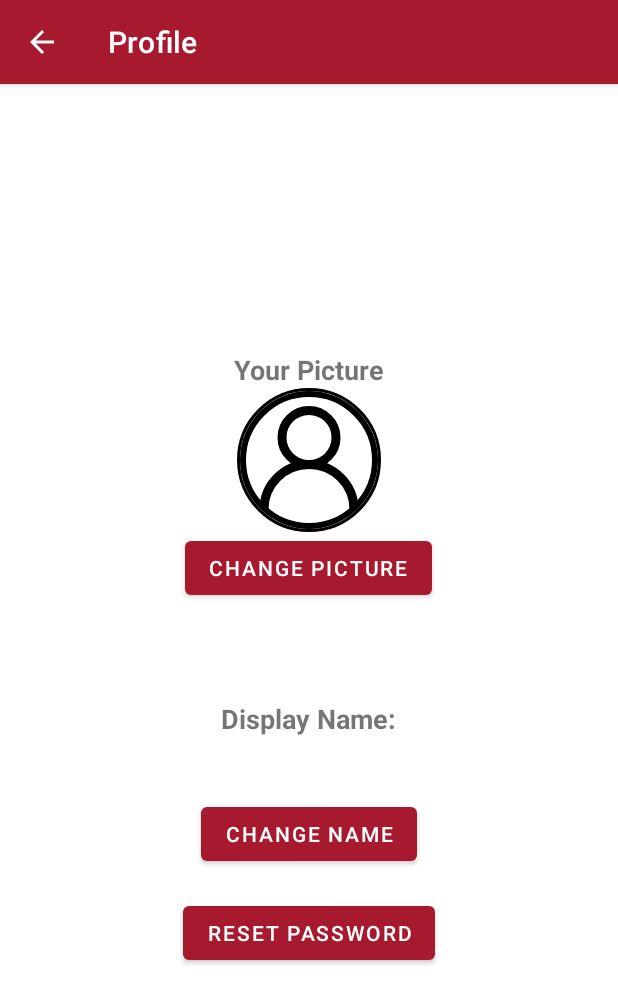
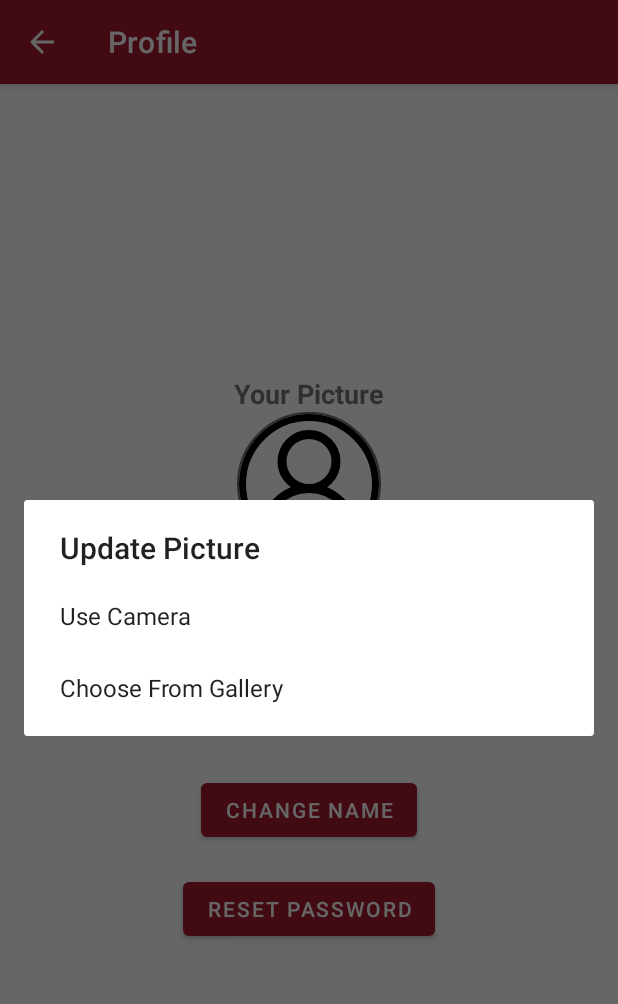
Before and after one commit to rsehmbi/hubspot, an Android app: the ProfileActivity screen opened directly, with no data from a screen before it, after a tap on "CHANGE PICTURE", on a phone screen of 412 x 824 dp. Shown: the top 1004 px of the screen. Run offline under Robolectric (Android 15) with nearby library versions, the phone set to English and light mode, and no system bars; our stand-ins replace CircleImageView, Firebase (no records; nobody signed in at launch, a user with empty details on screens opened directly), Picasso; pictures from the network do not load; 1 statement that could not run was skipped.

Commit message:
Add profile picture updating and loading functionality

```diff
--- a/app/build.gradle
+++ b/app/build.gradle
@@ -56,9 +56,11 @@ dependencies {
     // Add the dependency for the Firebase SDK for Google Analytics
     // When using the BoM, don't specify versions in Firebase dependencies
     implementation 'com.google.firebase:firebase-analytics-ktx'
+    implementation 'com.google.firebase:firebase-storage-ktx'
     implementation 'com.google.firebase:firebase-auth-ktx:21.0.1'
     implementation 'com.google.firebase:firebase-common-ktx:20.0.0'
     implementation 'com.google.firebase:firebase-database'
+    implementation 'androidx.exifinterface:exifinterface:1.3.3'
 
     testImplementation 'junit:junit:4.13.2'
     androidTestImplementation 'androidx.test.ext:junit:1.1.3'
@@ -79,6 +81,8 @@ dependencies {
     implementation "com.google.android.gms:play-services-location:20.0.0"
     implementation 'com.google.code.gson:gson:2.8.5'
 
+    implementation 'de.hdodenhof:circleimageview:3.1.0'
+
     // Retrofit
     implementation 'com.squareup.retrofit2:retrofit:2.9.0'
     implementation 'com.squareup.retrofit2:converter-gson:2.6.0'
--- a/app/src/main/java/com/example/hubspot/auth/AuthRepository.kt
+++ b/app/src/main/java/com/example/hubspot/auth/AuthRepository.kt
@@ -1,10 +1,12 @@
 package com.example.hubspot.auth
 
 import android.graphics.Bitmap
+import android.net.Uri
 import androidx.lifecycle.MutableLiveData
 import com.example.hubspot.models.User
 import com.google.android.gms.tasks.Task
 import com.google.firebase.FirebaseTooManyRequestsException
+import com.google.firebase.auth.FirebaseAuth
 import com.google.firebase.auth.FirebaseAuthException
 import com.google.firebase.auth.UserProfileChangeRequest
 import com.google.firebase.auth.ktx.auth
@@ -13,6 +15,10 @@ import com.google.firebase.database.DatabaseError
 import com.google.firebase.database.FirebaseDatabase
 import com.google.firebase.database.ValueEventListener
 import com.google.firebase.ktx.Firebase
+import com.google.firebase.storage.FirebaseStorage
+import com.google.firebase.storage.UploadTask
+import java.io.ByteArrayOutputStream
+
 
 /** Layer of abstraction between the AuthViewModel and Firebase Auth.
  *  Handles Firebase implementation to fulfill the AuthViewModel functionality
@@ -305,10 +311,67 @@ class AuthRepository {
             }
     }
 
+    class UpdatePictureResult(val resultCode: UpdatePictureResultCode, val updatedImageUri: Uri?)
+
+    enum class UpdatePictureResultCode {
+        SUCCESS, FAILURE
+    }
+
     fun updateProfilePicture(
         picture: Bitmap,
-        updateProfilePictureResult: MutableLiveData<AuthResult>
+        updateProfilePictureResult: MutableLiveData<UpdatePictureResult>
     ) {
+        val storage = FirebaseStorage.getInstance()
+        val user = FirebaseAuth.getInstance().currentUser
+        val storageRef = storage.getReferenceFromUrl("gs://hubspot-629d4.appspot.com")
+        val userPictureRef = storageRef.child("userPictures/${user?.uid}.jpg")
+        val baos = ByteArrayOutputStream()
+        picture.compress(Bitmap.CompressFormat.JPEG, 100, baos)
+        val data: ByteArray = baos.toByteArray()
 
+        val uploadTask: UploadTask = userPictureRef.putBytes(data)
+        uploadTask.addOnFailureListener {
+            // Handle unsuccessful uploads
+            updateProfilePictureResult.value =
+                UpdatePictureResult(UpdatePictureResultCode.FAILURE, null)
+        }
+            .addOnSuccessListener { taskSnapshot ->
+                taskSnapshot.metadata?.reference?.downloadUrl?.addOnCompleteListener {
+                    if (it.isSuccessful) {
+                        val downloadUri: Uri = it.result
+                        updateProfilePictureResult.value =
+                            UpdatePictureResult(UpdatePictureResultCode.SUCCESS, downloadUri)
+                    } else {
+                        updateProfilePictureResult.value =
+                            UpdatePictureResult(UpdatePictureResultCode.FAILURE, null)
+                    }
+                }
+            }
+    }
+
+    class GetProfilePictureUriResult(
+        val resultCode: GetProfilePictureUriResultCode,
+        val imageUri: Uri?
+    )
+
+    enum class GetProfilePictureUriResultCode {
+        SUCCESS, FAILURE
+    }
+
+    fun getProfilePictureUri(getProfilePictureUriResult: MutableLiveData<GetProfilePictureUriResult>) {
+        val storage = FirebaseStorage.getInstance()
+        val user = FirebaseAuth.getInstance().currentUser
+        val storageRef = storage.getReferenceFromUrl("gs://hubspot-629d4.appspot.com")
+        val userPictureRef = storageRef.child("userPictures/${user?.uid}.jpg")
+        userPictureRef.downloadUrl.addOnCompleteListener {
+            if (it.isSuccessful) {
+                val downloadUri: Uri = it.result
+                getProfilePictureUriResult.value =
+                    GetProfilePictureUriResult(GetProfilePictureUriResultCode.SUCCESS, downloadUri)
+            } else {
+                getProfilePictureUriResult.value =
+                    GetProfilePictureUriResult(GetProfilePictureUriResultCode.FAILURE, null)
+            }
+        }
     }
 }
--- a/app/src/main/java/com/example/hubspot/auth/AuthViewModel.kt
+++ b/app/src/main/java/com/example/hubspot/auth/AuthViewModel.kt
@@ -5,6 +5,8 @@ import android.graphics.Bitmap
 import androidx.lifecycle.AndroidViewModel
 import androidx.lifecycle.MutableLiveData
 import com.example.hubspot.auth.AuthRepository.AuthResult
+import com.example.hubspot.auth.AuthRepository.UpdatePictureResult
+import com.example.hubspot.auth.AuthRepository.GetProfilePictureUriResult
 
 /** Allows app pages that deal with authentication to follow the MVVM architecture.
  *  Features include sign in, sign up, resending account activation emails,
@@ -17,7 +19,8 @@ class AuthViewModel(application: Application) : AndroidViewModel(application) {
     var resendActivationEmailResult: MutableLiveData<AuthResult> = MutableLiveData()
     var updateDisplayNameResult: MutableLiveData<AuthResult> = MutableLiveData()
     var sendPasswordResetEmailResult: MutableLiveData<AuthResult> = MutableLiveData()
-    var updateProfilePictureResult: MutableLiveData<AuthResult> = MutableLiveData()
+    var updateProfilePictureResult: MutableLiveData<UpdatePictureResult> = MutableLiveData()
+    var getProfilePictureUriResult: MutableLiveData<GetProfilePictureUriResult> = MutableLiveData()
 
     fun signInUser(email: String, password: String) {
         authRepository.signInUser(email, password, signInUserResult)
@@ -42,4 +45,8 @@ class AuthViewModel(application: Application) : AndroidViewModel(application) {
     fun updateProfilePicture(picture: Bitmap) {
         authRepository.updateProfilePicture(picture, updateProfilePictureResult)
     }
+
+    fun getProfilePictureUri() {
+        authRepository.getProfilePictureUri(getProfilePictureUriResult)
+    }
 }
--- a/app/src/main/java/com/example/hubspot/profile/ProfileActivity.kt
+++ b/app/src/main/java/com/example/hubspot/profile/ProfileActivity.kt
@@ -4,14 +4,16 @@ import android.app.Activity
 import android.content.Intent
 import android.net.Uri
 import android.os.Bundle
+import android.provider.MediaStore
 import android.view.MenuItem
 import android.view.View
 import android.widget.*
+import androidx.activity.result.ActivityResult
 import androidx.activity.result.ActivityResultLauncher
 import androidx.activity.result.contract.ActivityResultContracts
 import androidx.appcompat.app.AppCompatActivity
+import androidx.core.content.FileProvider
 import androidx.lifecycle.Lifecycle
-import androidx.lifecycle.Observer
 import androidx.lifecycle.ViewModelProvider
 import com.example.hubspot.R
 import com.example.hubspot.auth.Auth
@@ -19,6 +21,8 @@ import com.example.hubspot.auth.AuthRepository
 import com.example.hubspot.auth.AuthViewModel
 import com.example.hubspot.login.LoginActivity
 import com.example.hubspot.utils.Util
+import com.squareup.picasso.Picasso
+import java.io.File
 
 
 /** An activity which allows the user to display and update
@@ -34,6 +38,11 @@ class ProfileActivity : AppCompatActivity() {
         super.onCreate(savedInstanceState)
         setContentView(R.layout.activity_profile)
 
+        Util.checkCameraAndStoragePermissions(this)
+
+        // Temporary file for storing changed images not saved yet
+        tempImageUri = getFileUri("tempProfileImage.jpg", "com.example.hubspot")
+
         // enable action bar back button
         supportActionBar?.setDisplayHomeAsUpEnabled(true)
 
@@ -43,6 +52,66 @@ class ProfileActivity : AppCompatActivity() {
 
         refreshDisplayNameText()
         initAuthViewModel()
+        initCameraAndGalleryIntents()
+        loadProfilePicture()
+    }
+
+    private fun loadProfilePicture() {
+        setLoading(true)
+        authViewModel.getProfilePictureUri()
+    }
+
+    private fun initCameraAndGalleryIntents() {
+        // Set up activity result for changing profile photo from camera
+        cameraResult =
+            registerForActivityResult(ActivityResultContracts.StartActivityForResult()) { result: ActivityResult ->
+                if (result.resultCode == Activity.RESULT_OK) {
+                    try {
+                        val tempImgBitmap = Util.getBitmap(this, tempImageUri)
+                        setLoading(true)
+                        authViewModel.updateProfilePicture(tempImgBitmap)
+                    } catch (e: Exception) {
+                        setLoading(false)
+                        val errorText =
+                            resources.getString(R.string.activity_profile_toast_camera_fail)
+                        Toast.makeText(
+                            this,
+                            errorText,
+                            Toast.LENGTH_SHORT
+                        ).show()
+                    }
+                }
+            }
+
+        // Set up activity result for changing profile photo from gallery
+        galleryResult =
+            registerForActivityResult(ActivityResultContracts.StartActivityForResult()) { result ->
+                if (result.resultCode == Activity.RESULT_OK) {
+                    val selectedImageUri = result.data?.data
+                    if (selectedImageUri != null) {
+                        try {
+                            val bitmap = Util.getBitmap(this, selectedImageUri)
+                            setLoading(true)
+                            authViewModel.updateProfilePicture(bitmap)
+                        } catch (e: Exception) {
+                            setLoading(false)
+                            val errorText =
+                                resources.getString(R.string.activity_profile_gallery_error)
+                            Toast.makeText(
+                                this,
+                                errorText,
+                                Toast.LENGTH_SHORT
+                            ).show()
+                        }
+                    }
+                }
+            }
+    }
+
+    private fun getFileUri(fileName: String, authority: String): Uri {
+        val tempImageFile = File(getExternalFilesDir(null), fileName)
+        val fileUri = FileProvider.getUriForFile(this, authority, tempImageFile)
+        return fileUri
     }
 
     fun refreshDisplayNameText() {
@@ -75,53 +144,28 @@ class ProfileActivity : AppCompatActivity() {
         }
 
         // Set up view model to automatically update profile image view on userImage change
-        val profilePicture = findViewById<ImageView>(R.id.activity_profile_imageview_picture)
-        val profileViewModel = ViewModelProvider(this).get(ProfileViewModel::class.java)
-        profileViewModel.userImage.observe(this, Observer { it ->
-            // authviewmodel profilePicture.setImageBitmap(it)
-        })
+        val picImageView = findViewById<ImageView>(R.id.activity_profile_imageview_picture)
+        authViewModel.updateProfilePictureResult.observe(this) {
+            if (it.resultCode == AuthRepository.UpdatePictureResultCode.FAILURE) {
+                val errorMessage =
+                    resources.getString(R.string.activity_profile_toast_upload_picture_fail)
+                Toast.makeText(this, errorMessage, Toast.LENGTH_LONG).show()
+            } else {
+                Picasso.with(this).load(it.updatedImageUri).into(picImageView)
+            }
+            setLoading(false)
+        }
 
-        // Set up activity result for changing profile photo from camera
-        cameraResult =
-            registerForActivityResult(ActivityResultContracts.StartActivityForResult()) { result: ActivityResult ->
-                if (result.resultCode == Activity.RESULT_OK) {
-                    try {
-                        val tempImgBitmap = Util.getBitmap(this, tempImageUri)
-                        authViewModel.
-                    } catch (e: Exception) {
-                        val errorText =
-                            resources.getString(R.string.activity_profile_toast_camera_fail)
-                        Toast.makeText(
-                            this,
-                            errorText,
-                            Toast.LENGTH_SHORT
-                        ).show()
-                    }
-                }
+        authViewModel.getProfilePictureUriResult.observe(this) {
+            if (it.resultCode == AuthRepository.GetProfilePictureUriResultCode.FAILURE) {
+                val errorMessage =
+                    resources.getString(R.string.activity_profile_toast_get_picture_fail)
+                Toast.makeText(this, errorMessage, Toast.LENGTH_LONG).show()
+            } else {
+                Picasso.with(this).load(it.imageUri).into(picImageView)
             }
-
-        // Set up activity result for changing profile photo from gallery
-        galleryResult =
-            registerForActivityResult(ActivityResultContracts.StartActivityForResult()) { result ->
-                if (result.resultCode == Activity.RESULT_OK) {
-                    val selectedImageUri = result.data?.data
-                    if (selectedImageUri != null) {
-                        try {
-                            val bitmap = Util.getBitmap(this, selectedImageUri)
-                            profileViewModel.userImage.value = bitmap
-                        } catch (e: Exception) {
-                            val errorText =
-                                resources.getString(R.string.activity_profile_gallery_error)
-                            Toast.makeText(
-                                this,
-                                errorText,
-                                Toast.LENGTH_SHORT
-                            ).show()
-                        }
-                    }
-
-                }
-            }
+            setLoading(false)
+        }
     }
 
     private fun displayResetPasswordSuccessMessage() {
@@ -142,11 +186,13 @@ class ProfileActivity : AppCompatActivity() {
         if (isLoading) {
             val loadingSpinner = findViewById<ProgressBar>(R.id.activity_profile_loading_spinner)
             loadingSpinner.visibility = View.VISIBLE
+            findViewById<Button>(R.id.activity_profile_button_change_picture).isEnabled = false
             findViewById<Button>(R.id.activity_profile_button_change_name).isEnabled = false
             findViewById<Button>(R.id.activity_profile_button_reset_password).isEnabled = false
         } else {
             val loadingSpinner = findViewById<ProgressBar>(R.id.activity_profile_loading_spinner)
             loadingSpinner.visibility = View.GONE
+            findViewById<Button>(R.id.activity_profile_button_change_picture).isEnabled = true
             findViewById<Button>(R.id.activity_profile_button_change_name).isEnabled = true
             findViewById<Button>(R.id.activity_profile_button_reset_password).isEnabled = true
         }
@@ -170,7 +216,44 @@ class ProfileActivity : AppCompatActivity() {
     }
 
     fun onChangePictureButtonClick(view: View) {
+        val dialogTitle = resources.getString(R.string.activity_profile_change_title)
+        val cameraOption = resources.getString(R.string.activity_profile_change_option_camera)
+        val galleryOption = resources.getString(R.string.activity_profile_change_option_gallery)
+        val builder = androidx.appcompat.app.AlertDialog.Builder(this)
+        val listItems = arrayOf(cameraOption, galleryOption)
 
+        builder.setTitle(dialogTitle)
+        builder.setItems(
+            listItems
+        ) { _, optionIdx ->
+            val selectedOption = listItems[optionIdx]
+            onChangePictureOptionSelected(selectedOption)
+        }
+
+        val ret = builder.create()
+        ret.show()
+    }
+
+    private fun onChangePictureOptionSelected(selectedOption: String) {
+        val cameraOption = resources.getString(R.string.activity_profile_change_option_camera)
+        val galleryOption = resources.getString(R.string.activity_profile_change_option_gallery)
+
+        when (selectedOption) {
+            cameraOption -> takeProfilePhotoWithCamera()
+            galleryOption -> takeProfilePhotoFromGallery()
+        }
+    }
+
+    private fun takeProfilePhotoWithCamera() {
+        val intent = Intent(MediaStore.ACTION_IMAGE_CAPTURE)
+        intent.putExtra(MediaStore.EXTRA_OUTPUT, tempImageUri)
+        cameraResult.launch(intent)
+    }
+
+    private fun takeProfilePhotoFromGallery() {
+        val pickGalleryPhotoIntent = Intent(Intent.ACTION_PICK)
+        pickGalleryPhotoIntent.type = "image/*" // only pick images
+        galleryResult.launch(pickGalleryPhotoIntent)
     }
 
 }
--- a/app/src/main/java/com/example/hubspot/profile/ProfileViewModel.kt
+++ /dev/null
@@ -1,10 +0,0 @@
-package com.example.hubspot.profile
-
-import android.graphics.Bitmap
-import androidx.lifecycle.MutableLiveData
-import androidx.lifecycle.ViewModel
-
-/** ViewModel used for updating an image view when a user image changes */
-class ProfileViewModel: ViewModel() {
-    val userImage = MutableLiveData<Bitmap>()
-}
--- a/app/src/main/res/layout/activity_profile.xml
+++ b/app/src/main/res/layout/activity_profile.xml
@@ -34,8 +34,8 @@
             android:layout_width="96dp"
             android:layout_height="96dp"
             android:src="@drawable/ic_profile"
-            app:civ_border_width="2dp"
-            app:civ_border_color="#FF000000" />
+            app:civ_border_width="1dp"
+            app:civ_border_color="#6C6C6C" />
 
         <Button
             android:id="@+id/activity_profile_button_change_picture"
@@ -43,7 +43,7 @@
             android:layout_height="wrap_content"
             android:onClick="onChangePictureButtonClick"
             android:text="@string/activity_profile_button_change_picture"
-            android:layout_marginBottom="64dp" />
+            android:layout_marginBottom="32dp" />
 
         <TextView
             android:layout_width="wrap_content"
--- a/app/src/main/res/values/activity_profile_strings.xml
+++ b/app/src/main/res/values/activity_profile_strings.xml
@@ -16,4 +16,9 @@
     <string name="activity_profile_button_change_picture">Change Picture</string>
     <string name="activity_profile_toast_camera_fail">Failed to get image from camera</string>
     <string name="activity_profile_gallery_error">Failed to get picture from gallery.</string>
+    <string name="activity_profile_change_option_camera">Use Camera</string>
+    <string name="activity_profile_change_option_gallery">Choose From Gallery</string>
+    <string name="activity_profile_change_title">Update Picture</string>
+    <string name="activity_profile_toast_upload_picture_fail">Failed to upload profile image.</string>
+    <string name="activity_profile_toast_get_picture_fail">Failed to load profile picture.</string>
 </resources>
--- /dev/null
+++ b/app/src/main/res/xml/file_paths.xml
@@ -0,0 +1,3 @@
+<paths>
+    <external-path name="/storage/emulated/0" path="."/>
+</paths>
```
Also changed, not shown: app/src/main/AndroidManifest.xml (+12 -0 lines).
